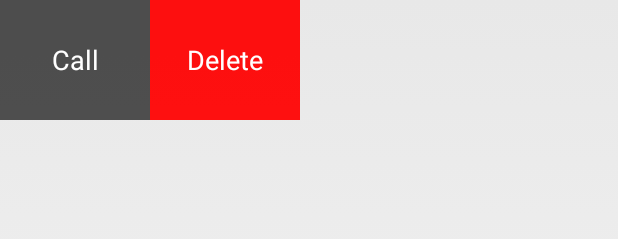
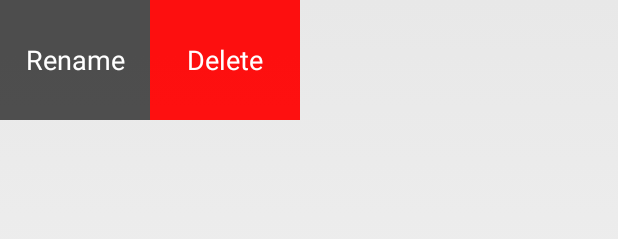
Before and after one commit to Heinilup/MobileSafe, an Android app: the layout layout_delete.xml on its own in the app's theme, with its tools: preview values and no code run, on a phone screen of 412 x 824 dp. Shown: the top 239 px of the screen. Run offline under Robolectric (Android 15) with nearby library versions, the phone set to English and light mode, and no system bars.

Commit message:
fixed swipe layout
fix swipe layout

```diff
--- a/app/src/main/java/ikabi/com/mobilesafe/activity/SwipeActivity.java
+++ b/app/src/main/java/ikabi/com/mobilesafe/activity/SwipeActivity.java
@@ -114,6 +114,12 @@ public class SwipeActivity extends Activity {
 
         }
     }
+    public void Rename(View view){
+        Toast.makeText(this,"Click Rename",Toast.LENGTH_LONG).show();
+    }
+    public void Delete(View view){
+        Toast.makeText(this,"Click Delete",Toast.LENGTH_LONG).show();
+    }
 
     static class ViewHolder {
         TextView tv_name, tv_delete;
--- a/app/src/main/java/ikabi/com/mobilesafe/activity/SwipeLayout.java
+++ b/app/src/main/java/ikabi/com/mobilesafe/activity/SwipeLayout.java
@@ -37,7 +37,7 @@ public class SwipeLayout extends FrameLayout {
         init();
     }
     enum SwipeState{
-        Open,Close;
+        Open,Close
     }
 
     private SwipeState currentState = SwipeState.Close;//当前默认是关闭状态
--- a/app/src/main/res/layout/layout_delete.xml
+++ b/app/src/main/res/layout/layout_delete.xml
@@ -8,14 +8,16 @@
         android:layout_height="match_parent"
         android:textSize="18sp"
         android:textColor="#ffffff"
+        android:onClick="Rename"
         android:gravity="center"
         android:background="#aa000000"
-        android:text="Call"/>
+        android:text="Rename"/>
 
     <TextView android:layout_width="100dp"
         android:layout_height="match_parent"
         android:textSize="18sp"
         android:textColor="#ffffff"
+        android:onClick="Delete"
         android:id="@+id/tv_delete"
         android:gravity="center"
         android:background="#eeff0000"
```
